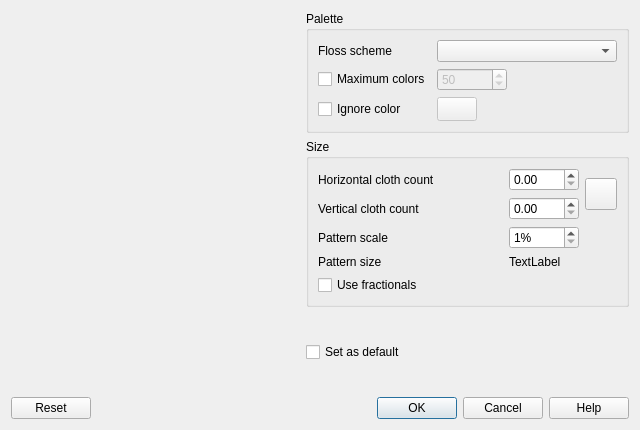
This is ui/ImportImage.ui in KDE/kxstitch as Qt 5 draws it before an edit. The edited form follows.
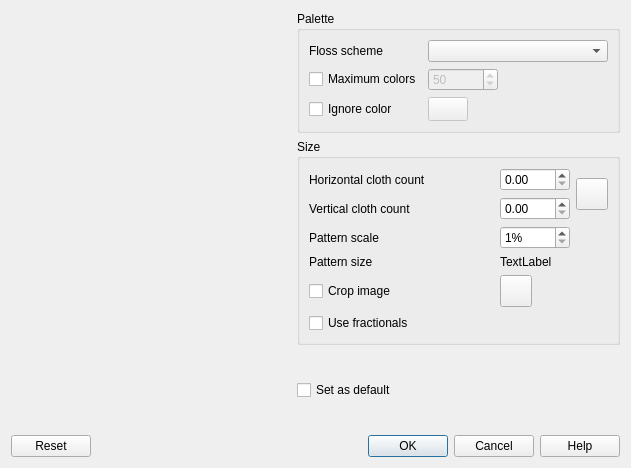
This is the edited form. Custom widgets are drawn as their Qt base class.

Commit message: Add cropping function for imported images.

Patch:
```diff
--- a/ui/ImportImage.ui
+++ b/ui/ImportImage.ui
@@ -6,8 +6,8 @@
    <rect>
     <x>0</x>
     <y>0</y>
-    <width>640</width>
-    <height>430</height>
+    <width>630</width>
+    <height>468</height>
    </rect>
   </property>
   <property name="windowTitle">
@@ -316,7 +316,7 @@
         </property>
        </widget>
       </item>
-      <item row="4" column="0">
+      <item row="5" column="0">
        <widget class="QCheckBox" name="UseFractionals">
         <property name="toolTip">
          <string extracomment="Use fractional quarter stitches instead of full stitches."/>
@@ -333,6 +333,38 @@
         </property>
        </widget>
       </item>
+      <item row="4" column="0">
+       <widget class="QCheckBox" name="CropEnabled">
+        <property name="text">
+         <string>Crop image</string>
+        </property>
+       </widget>
+      </item>
+      <item row="4" column="1">
+       <widget class="QPushButton" name="CropReset">
+        <property name="minimumSize">
+         <size>
+          <width>32</width>
+          <height>32</height>
+         </size>
+        </property>
+        <property name="maximumSize">
+         <size>
+          <width>32</width>
+          <height>32</height>
+         </size>
+        </property>
+        <property name="text">
+         <string notr="true"/>
+        </property>
+        <property name="iconSize">
+         <size>
+          <width>32</width>
+          <height>32</height>
+         </size>
+        </property>
+       </widget>
+      </item>
      </layout>
     </widget>
    </item>
```
The commit also changes 6 other files.
